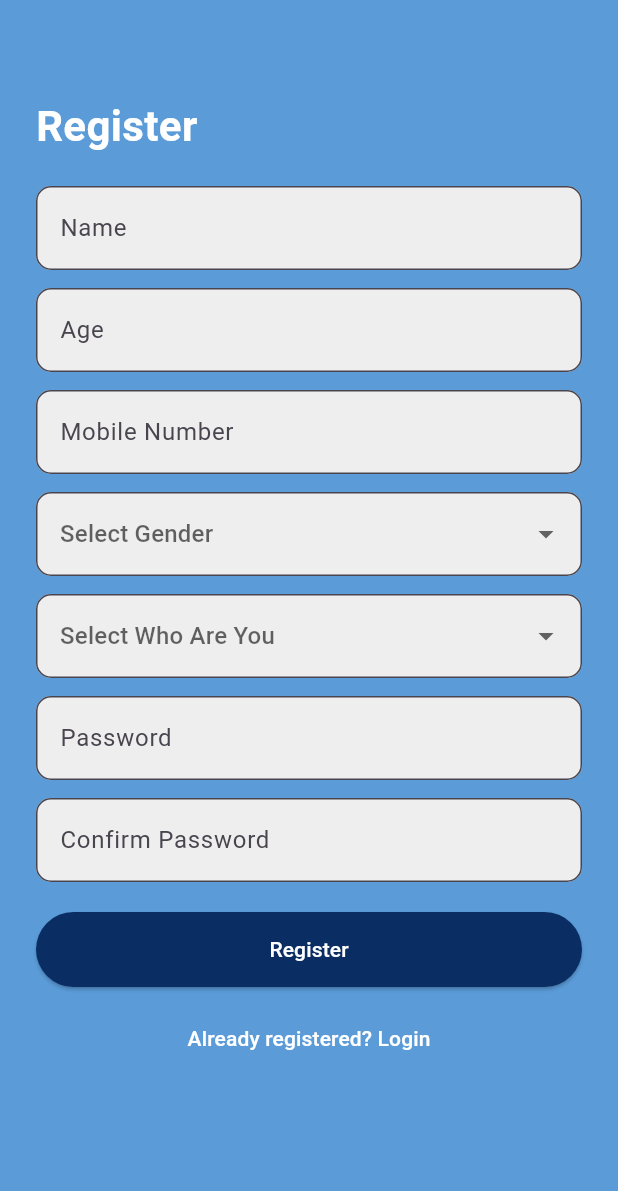
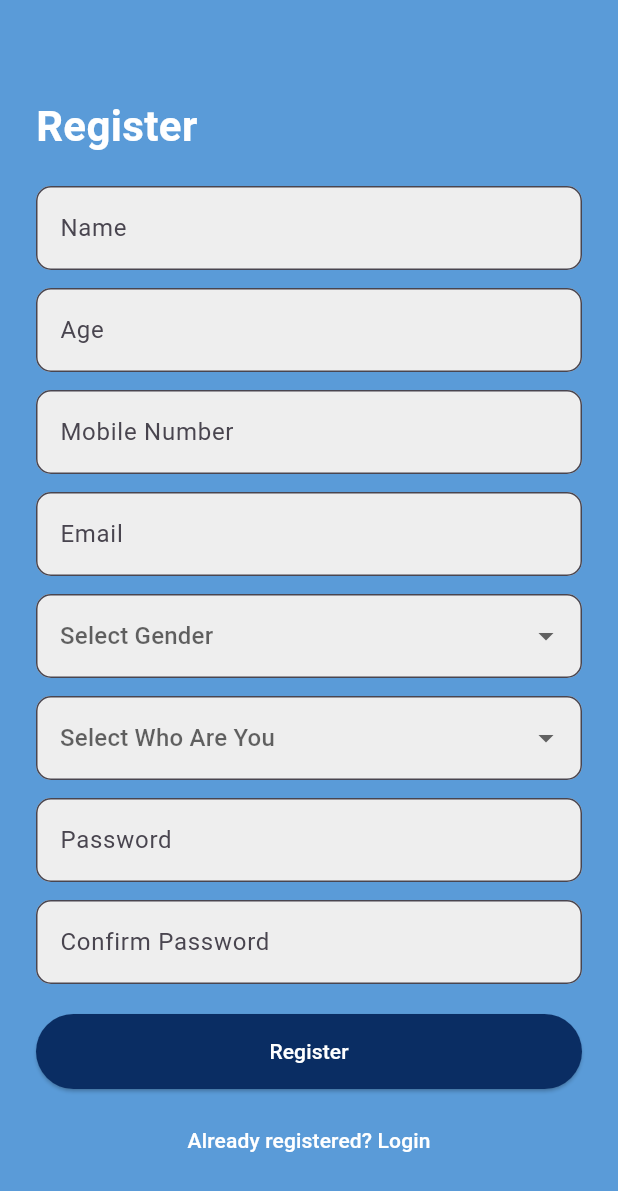
Before and after one commit to dhiyanesh25/thadam, a Flutter app: the LoginPage screen opened directly, after a tap on "Log In", after a tap on "New User? Register", on a phone screen of 412 x 824 dp. Shown: the top 1191 px of the screen. Run offline on Flutter 3.47's test engine with Material 3 defaults, Android fonts, the phone set to English and light mode, and no system bars; our stand-ins replace cloud_firestore, firebase_auth, firebase_core, flutter_rating_bar, pdf, permission_handler and 2 more; accounts and stored records are empty.

Commit message:
Change in codes

```diff
--- a/lib/pages/login_page.dart
+++ b/lib/pages/login_page.dart
@@ -1,9 +1,12 @@
 import 'package:flutter/material.dart';
 import 'package:firebase_auth/firebase_auth.dart';
 import 'package:cloud_firestore/cloud_firestore.dart';
+import 'package:shared_preferences/shared_preferences.dart';
+
 import 'register_page.dart';
 import 'dashboard_page.dart';
 import 'parent_dashboard_page.dart';
+import 'forgot_password_page.dart'; // ✅ Make sure this page exists
 
 class LoginPage extends StatefulWidget {
   const LoginPage({super.key});
@@ -17,10 +20,40 @@ class _LoginPageState extends State<LoginPage> {
   final TextEditingController _mobileController = TextEditingController();
   final TextEditingController _passwordController = TextEditingController();
   bool rememberMe = false;
-  bool isLoading = false;
 
   final FirebaseAuth _auth = FirebaseAuth.instance;
   final FirebaseFirestore _firestore = FirebaseFirestore.instance;
+
+  @override
+  void initState() {
+    super.initState();
+    _loadCredentials();
+  }
+
+  Future<void> _loadCredentials() async {
+    final prefs = await SharedPreferences.getInstance();
+    final savedMobile = prefs.getString('savedMobile') ?? '';
+    final savedPassword = prefs.getString('savedPassword') ?? '';
+
+    if (savedMobile.isNotEmpty && savedPassword.isNotEmpty) {
+      setState(() {
+        _mobileController.text = savedMobile;
+        _passwordController.text = savedPassword;
+        rememberMe = true;
+      });
+    }
+  }
+
+  Future<void> _saveCredentials() async {
+    final prefs = await SharedPreferences.getInstance();
+    if (rememberMe) {
+      await prefs.setString('savedMobile', _mobileController.text.trim());
+      await prefs.setString('savedPassword', _passwordController.text.trim());
+    } else {
+      await prefs.remove('savedMobile');
+      await prefs.remove('savedPassword');
+    }
+  }
 
   @override
   Widget build(BuildContext context) {
@@ -92,15 +125,31 @@ class _LoginPageState extends State<LoginPage> {
                 ],
               ),
 
-              const SizedBox(height: 20),
-
               Center(
-                child: isLoading
-                    ? const CircularProgressIndicator(color: Colors.white)
-                    : ElevatedButton(
+                child: ElevatedButton(
                   onPressed: _loginUser,
                   style: elevatedBtnStyle(),
                   child: const Text('Log In'),
+                ),
+              ),
+
+              const SizedBox(height: 10),
+
+              Center(
+                child: TextButton(
+                  onPressed: () {
+                    Navigator.push(
+                      context,
+                      MaterialPageRoute(builder: (_) => const ForgotPasswordPage()),
+                    );
+                  },
+                  child: const Text(
+                    'Forgot Password?',
+                    style: TextStyle(
+                      color: Colors.white,
+                      decoration: TextDecoration.underline,
+                    ),
+                  ),
                 ),
               ),
 
@@ -134,22 +183,18 @@ class _LoginPageState extends State<LoginPage> {
 
   Future<void> _loginUser() async {
     if (_formKey.currentState!.validate()) {
-      final mobile = _mobileController.text;
+      final mobile = _mobileController.text.trim();
       final email = "$mobile@gmail.com";
-      final password = _passwordController.text;
-
-      setState(() => isLoading = true);
+      final password = _passwordController.text.trim();
 
       try {
         await _auth.signInWithEmailAndPassword(email: email, password: password);
         print("Firebase login successful for $email");
 
         final doc = await _firestore.collection('users').doc(mobile).get();
-
         if (!doc.exists) {
           _showSnackBar('User profile not found in database.');
           print("Firestore document not found for mobile: $mobile");
-          setState(() => isLoading = false);
           return;
         }
 
@@ -160,7 +205,7 @@ class _LoginPageState extends State<LoginPage> {
         final userType = data['userType'];
         final studentName = data['studentName'] ?? '';
 
-        setState(() => isLoading = false);
+        await _saveCredentials();
 
         if (userType == "Parent" || userType == "Therapist") {
           Navigator.pushReplacement(
@@ -192,8 +237,6 @@ class _LoginPageState extends State<LoginPage> {
         }
       } on FirebaseAuthException catch (e) {
         print("FirebaseAuthException: ${e.code} - ${e.message}");
-        setState(() => isLoading = false);
-
         if (e.code == 'user-not-found') {
           _showSnackBar('User not found. Redirecting to registration...');
           Navigator.push(
@@ -207,7 +250,6 @@ class _LoginPageState extends State<LoginPage> {
         }
       } catch (e) {
         print("Unexpected error during login: $e");
-        setState(() => isLoading = false);
         _showSnackBar('An error occurred. Try again.');
       }
     }
--- a/lib/pages/register_page.dart
+++ b/lib/pages/register_page.dart
@@ -1,6 +1,7 @@
 import 'package:flutter/material.dart';
 import 'package:firebase_auth/firebase_auth.dart';
 import 'package:cloud_firestore/cloud_firestore.dart';
+
 import 'login_page.dart';
 import 'dashboard_page.dart';
 import 'parent_dashboard_page.dart';
@@ -14,16 +15,17 @@ class RegisterPage extends StatefulWidget {
 
 class _RegisterPageState extends State<RegisterPage> {
   final _formKey = GlobalKey<FormState>();
+
   final _nameController = TextEditingController();
   final _ageController = TextEditingController();
   final _mobileController = TextEditingController();
+  final _emailController = TextEditingController();
   final _passwordController = TextEditingController();
   final _confirmPasswordController = TextEditingController();
   final _studentNameController = TextEditingController();
 
   String? _selectedGender;
   String? _selectedUserType;
-  bool isLoading = false;
 
   final FirebaseAuth _auth = FirebaseAuth.instance;
   final FirebaseFirestore _firestore = FirebaseFirestore.instance;
@@ -43,14 +45,18 @@ class _RegisterPageState extends State<RegisterPage> {
               const SizedBox(height: 40),
               const Text(
                 'Register',
-                style: TextStyle(fontSize: 28, fontWeight: FontWeight.bold, color: Colors.white),
+                style: TextStyle(
+                    fontSize: 28,
+                    fontWeight: FontWeight.bold,
+                    color: Colors.white),
               ),
               const SizedBox(height: 20),
 
               _buildTextField(_nameController, 'Name'),
               const SizedBox(height: 12),
 
-              _buildTextField(_ageController, 'Age', keyboardType: TextInputType.number),
+              _buildTextField(_ageController, 'Age',
+                  keyboardType: TextInputType.number),
               const SizedBox(height: 12),
 
               _buildTextField(
@@ -60,6 +66,18 @@ class _RegisterPageState extends State<RegisterPage> {
                 validator: (value) {
                   if (value == null || value.isEmpty) return 'Enter mobile number';
                   if (!RegExp(r'^\d{10}$').hasMatch(value)) return 'Must be 10 digits';
+                  return null;
+                },
+              ),
+              const SizedBox(height: 12),
+
+              _buildTextField(
+                _emailController,
+                'Email',
+                keyboardType: TextInputType.emailAddress,
+                validator: (value) {
+                  if (value == null || value.isEmpty) return 'Enter email';
+                  if (!RegExp(r'^[^@]+@[^@]+\.[^@]+').hasMatch(value)) return 'Enter valid email';
                   return null;
                 },
               ),
@@ -111,14 +129,13 @@ class _RegisterPageState extends State<RegisterPage> {
               ),
               const SizedBox(height: 20),
 
-              isLoading
-                  ? const Center(child: CircularProgressIndicator(color: Colors.white))
-                  : ElevatedButton(
+              ElevatedButton(
                 onPressed: _registerUser,
                 style: ElevatedButton.styleFrom(
                   backgroundColor: const Color(0xFF0A2D63),
                   foregroundColor: Colors.white,
-                  shape: RoundedRectangleBorder(borderRadius: BorderRadius.circular(30)),
+                  shape: RoundedRectangleBorder(
+                      borderRadius: BorderRadius.circular(30)),
                   padding: const EdgeInsets.symmetric(vertical: 15),
                 ),
                 child: const Text('Register'),
@@ -127,7 +144,8 @@ class _RegisterPageState extends State<RegisterPage> {
 
               Center(
                 child: TextButton(
-                  child: const Text("Already registered? Login", style: TextStyle(color: Colors.white)),
+                  child: const Text("Already registered? Login",
+                      style: TextStyle(color: Colors.white)),
                   onPressed: () => Navigator.pushReplacement(
                     context,
                     MaterialPageRoute(builder: (_) => const LoginPage()),
@@ -149,7 +167,8 @@ class _RegisterPageState extends State<RegisterPage> {
       controller: controller,
       obscureText: obscureText,
       keyboardType: keyboardType,
-      validator: validator ?? (value) => value == null || value.isEmpty ? 'Enter $label' : null,
+      validator: validator ??
+              (value) => value == null || value.isEmpty ? 'Enter $label' : null,
       decoration: InputDecoration(
         hintText: label,
         filled: true,
@@ -168,7 +187,9 @@ class _RegisterPageState extends State<RegisterPage> {
     return DropdownButtonFormField<String>(
       value: value,
       hint: Text("Select $label"),
-      items: items.map((item) => DropdownMenuItem(value: item, child: Text(item))).toList(),
+      items: items
+          .map((item) => DropdownMenuItem(value: item, child: Text(item)))
+          .toList(),
       onChanged: onChanged,
       validator: (value) => value == null ? 'Please select $label' : null,
       decoration: InputDecoration(
@@ -189,13 +210,12 @@ class _RegisterPageState extends State<RegisterPage> {
       final name = _nameController.text.trim();
       final age = _ageController.text.trim();
       final mobile = _mobileController.text.trim();
+      final email = _emailController.text.trim();
       final password = _passwordController.text.trim();
-      final email = "$mobile@thadam.com";
       final studentName = _studentNameController.text.trim();
 
-      final isParentOrTherapist = _selectedUserType == 'Parent' || _selectedUserType == 'Therapist';
-
-      setState(() => isLoading = true);
+      final isParentOrTherapist =
+          _selectedUserType == 'Parent' || _selectedUserType == 'Therapist';
 
       try {
         await _auth.createUserWithEmailAndPassword(email: email, password: password);
@@ -206,12 +226,12 @@ class _RegisterPageState extends State<RegisterPage> {
           'gender': _selectedGender,
           'userType': _selectedUserType,
           'mobile': mobile,
+          'email': email,
           if (isParentOrTherapist) 'studentName': studentName,
         };
 
         await _firestore.collection('users').doc(mobile).set(userData);
 
-        // Navigate to respective dashboard
         if (isParentOrTherapist) {
           Navigator.pushReplacement(
             context,
@@ -244,8 +264,6 @@ class _RegisterPageState extends State<RegisterPage> {
         _showSnackBar(e.message ?? "Authentication error");
       } catch (e) {
         _showSnackBar("Error: $e");
-      } finally {
-        setState(() => isLoading = false);
       }
     }
   }
--- a/pubspec.yaml
+++ b/pubspec.yaml
@@ -23,6 +23,7 @@ dependencies:
   printing: ^5.12.0
   path_provider: ^2.0.15
   permission_handler: ^11.3.1
+  shared_preferences: ^2.2.2
 
   # UI Components
   flutter_rating_bar: ^4.0.1
```
Also changed, not shown: lib/pages/dashboard_page.dart (+4 -4 lines), lib/pages/forgot_password_page.dart (added, +83 -0 lines), lib/pages/parent_dashboard_page.dart (+8 -6 lines), lib/pages/parent_record_page.dart (+60 -28 lines), pubspec.lock, 1 other file.
